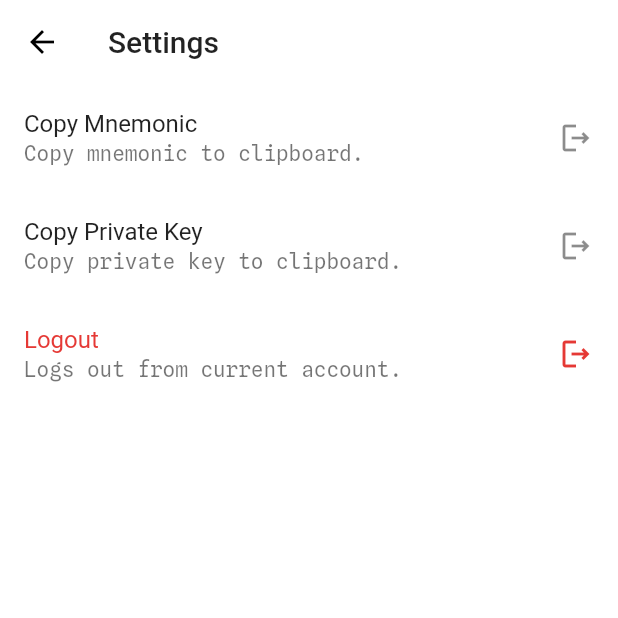
After one commit to leostelon/tuna, a Flutter app: the Settings screen opened by its route, after a tap on "Copy Private Key", on a phone screen of 412 x 824 dp, the top half of it. The commit adds this screen. Run offline on Flutter 3.47's test engine with Material 2 defaults, Android fonts, the phone set to English and light mode, and no system bars; our stand-ins replace get, get_storage; missing offline and left inert: web3dart; accounts and stored records are empty.

Commit message:
settings

```diff
--- a/lib/routes.dart
+++ b/lib/routes.dart
@@ -1,5 +1,6 @@
 import 'package:tuna/screens/create_wallet.dart';
 import 'package:tuna/screens/index.dart';
+import 'package:tuna/screens/settings.dart';
 import 'package:tuna/screens/splash.dart';
 import 'package:tuna/screens/welcome.dart';
 import 'package:get/get.dart';
@@ -24,6 +25,10 @@ class Routers {
       name: '/createwallet',
       page: () => const CreateWallet(),
     ),
+    GetPage(
+      name: '/settings',
+      page: () => const Settings(),
+    ),
   ];
 
   static final defaultPage = GetPage(
--- /dev/null
+++ b/lib/screens/settings.dart
@@ -0,0 +1,63 @@
+import 'package:tuna/themes.dart';
+import 'package:flutter/material.dart';
+import 'package:flutter/services.dart';
+import 'package:get/get.dart';
+import 'package:get_storage/get_storage.dart';
+
+class Settings extends StatelessWidget {
+  const Settings({super.key});
+
+  @override
+  Widget build(BuildContext context) {
+    return Scaffold(
+      appBar: AppBar(
+        title: const Text(
+          "Settings",
+          style: TextStyle(color: Colors.black87),
+        ),
+      ),
+      backgroundColor: Colors.white,
+      body: ListView(children: [
+        ListTile(
+          title: const Text("Copy Mnemonic"),
+          subtitle: const Text("Copy mnemonic to clipboard."),
+          trailing: const Icon(Icons.logout_outlined),
+          onTap: () {
+            Clipboard.setData(
+                ClipboardData(text: GetStorage().read("mnemonic")));
+            Get.snackbar("Copied!", "Mnemonic copied to clipboard.",
+                snackPosition: SnackPosition.BOTTOM,
+                backgroundColor: primaryColor);
+          },
+        ),
+        ListTile(
+          title: const Text("Copy Private Key"),
+          subtitle: const Text("Copy private key to clipboard."),
+          trailing: const Icon(Icons.logout_outlined),
+          onTap: () {
+            Clipboard.setData(
+                ClipboardData(text: GetStorage().read("privateKey")));
+            Get.snackbar("Copied!", "Private key copied to clipboard.",
+                snackPosition: SnackPosition.BOTTOM,
+                backgroundColor: primaryColor);
+          },
+        ),
+        ListTile(
+          title: Text(
+            "Logout",
+            style: TextStyle(color: Colors.red.shade600),
+          ),
+          subtitle: const Text("Logs out from current account."),
+          trailing: Icon(
+            Icons.logout_outlined,
+            color: Colors.red.shade600,
+          ),
+          onTap: () {
+            GetStorage().erase();
+            Get.offAllNamed("/welcome");
+          },
+        ),
+      ]),
+    );
+  }
+}
```
